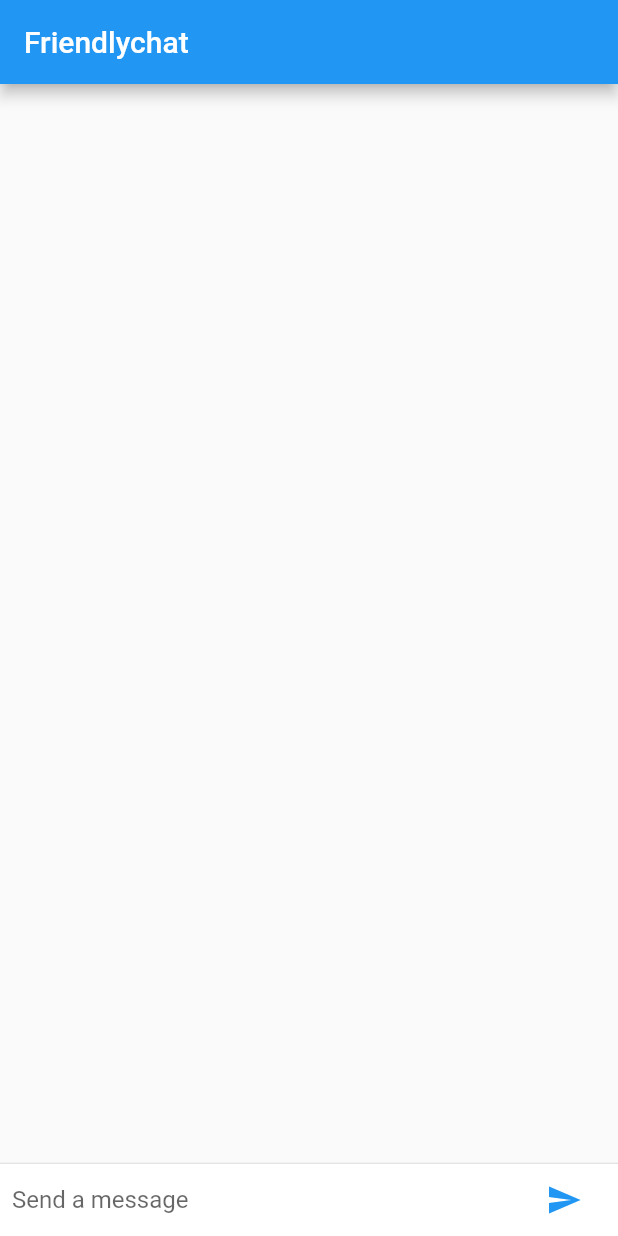
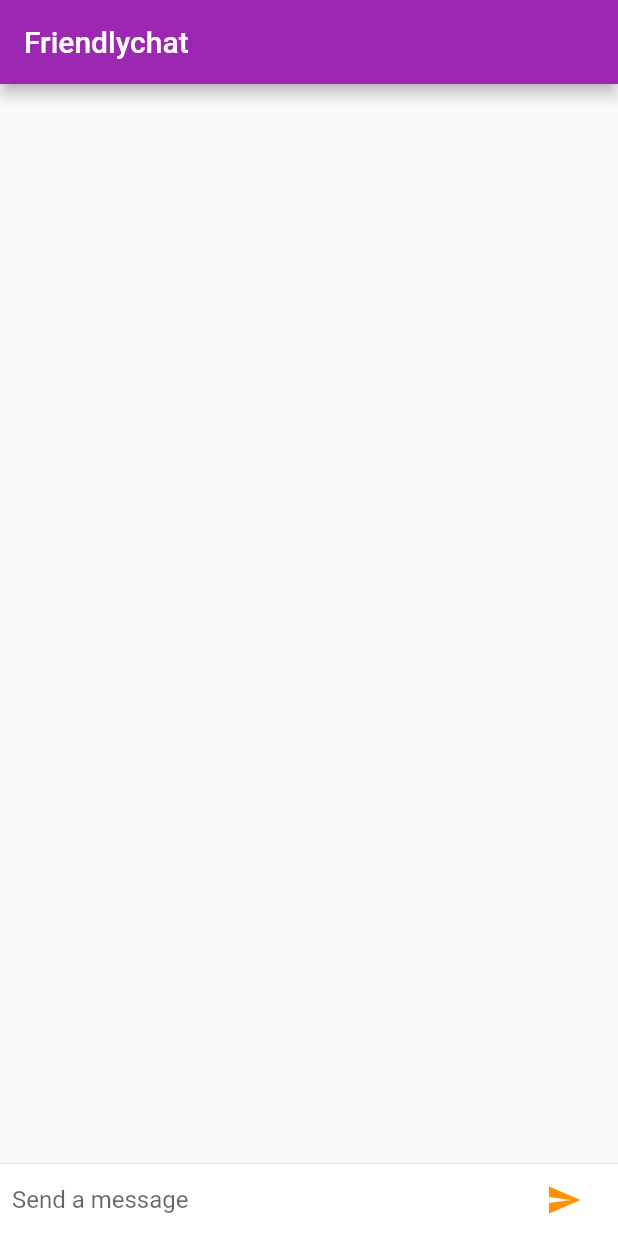
Before and after one commit to adwd/friendly_chat, a Flutter app: the screen it shows after launch, on a phone screen of 412 x 824 dp. Run offline on Flutter 3.47's test engine with Material 2 defaults, Android fonts, the phone set to English and light mode, and no system bars.

Commit message:
add iOS style

```diff
--- a/lib/chat_screen.dart
+++ b/lib/chat_screen.dart
@@ -1,4 +1,7 @@
 import 'package:flutter/material.dart';
+import 'package:flutter/foundation.dart';
+import 'package:flutter/cupertino.dart';
+
 import 'chat_message.dart';
 
 class ChatScreen extends StatefulWidget {
@@ -16,8 +19,11 @@ class ChatScreenState extends State<ChatScreen> with TickerProviderStateMixin {
     return new Scaffold(
         appBar: new AppBar(
           title: new Text("Friendlychat"),
+          elevation:
+              Theme.of(context).platform == TargetPlatform.iOS ? 0.0 : 4.0,
         ),
-        body: new Column(
+        body: new Container(
+            child: new Column(
               children: <Widget>[
                 new Flexible(
                   child: new ListView.builder(
@@ -37,7 +43,13 @@ class ChatScreenState extends State<ChatScreen> with TickerProviderStateMixin {
                   child: _buildTextComposer(),
                 )
               ],
-        ));
+            ),
+            decoration: Theme.of(context).platform == TargetPlatform.iOS
+                ? new BoxDecoration(
+                    border: new Border(
+                    top: new BorderSide(color: Colors.grey[200]),
+                  ))
+                : null));
   }
 
   @override
@@ -90,13 +102,18 @@ class ChatScreenState extends State<ChatScreen> with TickerProviderStateMixin {
               // marginをつけたいのでIconButtonをContainerでラップする
               new Container(
                   margin: new EdgeInsets.symmetric(horizontal: 4.0),
-                child: new IconButton(
+                  child: Theme.of(context).platform == TargetPlatform.iOS
+                      ? new CupertinoButton(
+                          child: new Text("Send"),
+                          onPressed: () => _isComposing
+                              ? _handleSubmitted(_textController.text)
+                              : null)
+                      : new IconButton(
                           // 自動でdisabledColorになるらしいけどならない :innocent:
                           icon: new Icon(Icons.send),
                           onPressed: () => _isComposing
                               ? _handleSubmitted(_textController.text)
-                    : null),
-              )
+                              : null))
             ],
           )),
     );
--- a/lib/main.dart
+++ b/lib/main.dart
@@ -1,4 +1,6 @@
 import 'package:flutter/material.dart';
+import 'package:flutter/foundation.dart';
+
 import 'chat_screen.dart';
 
 void main() {
@@ -10,7 +12,21 @@ class FriendlychatApp extends StatelessWidget {
   Widget build(BuildContext context) {
     return new MaterialApp(
       title: "Friendlychat",
+      theme: defaultTargetPlatform == TargetPlatform.iOS
+          ? kIOSTheme
+          : kDefaultTheme,
       home: new ChatScreen(),
     );
   }
 }
+
+final ThemeData kIOSTheme = new ThemeData(
+  primarySwatch: Colors.orange,
+  primaryColor: Colors.grey[100],
+  primaryColorBrightness: Brightness.light,
+);
+
+final ThemeData kDefaultTheme = new ThemeData(
+  primarySwatch: Colors.purple,
+  accentColor: Colors.orangeAccent[400],
+);
```
Lines whose indentation alone changed are shown as unchanged.
